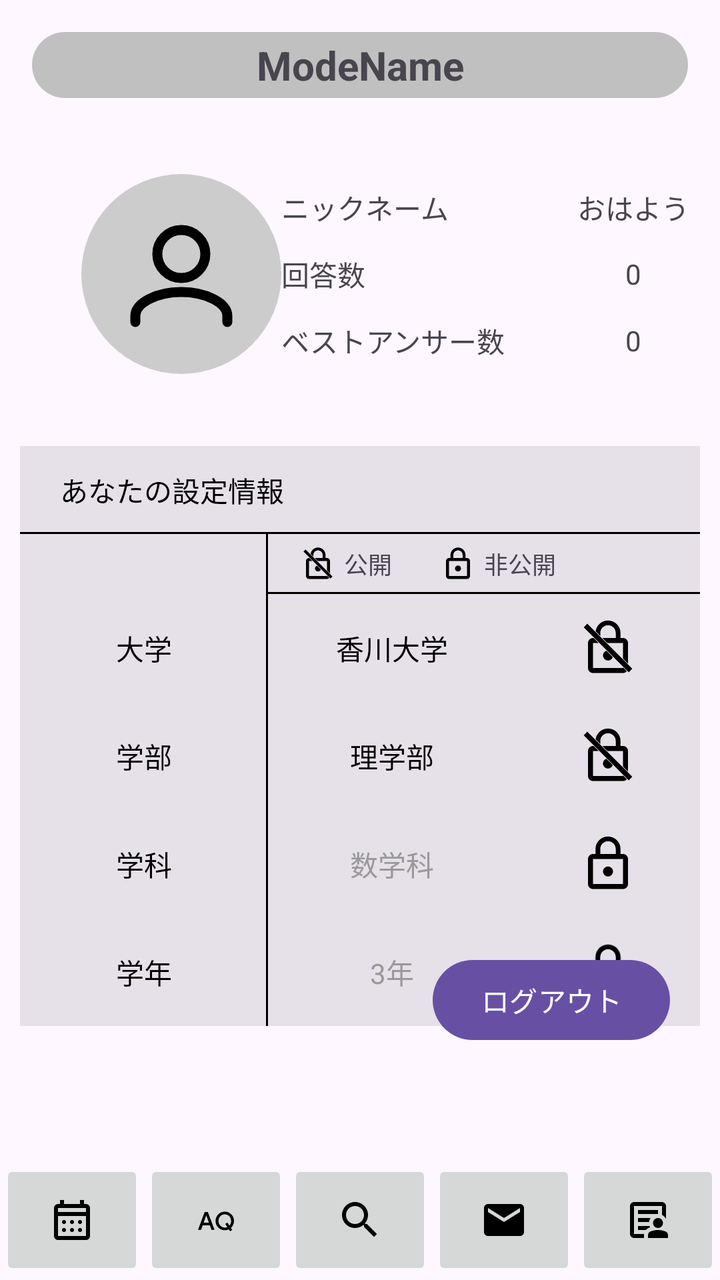
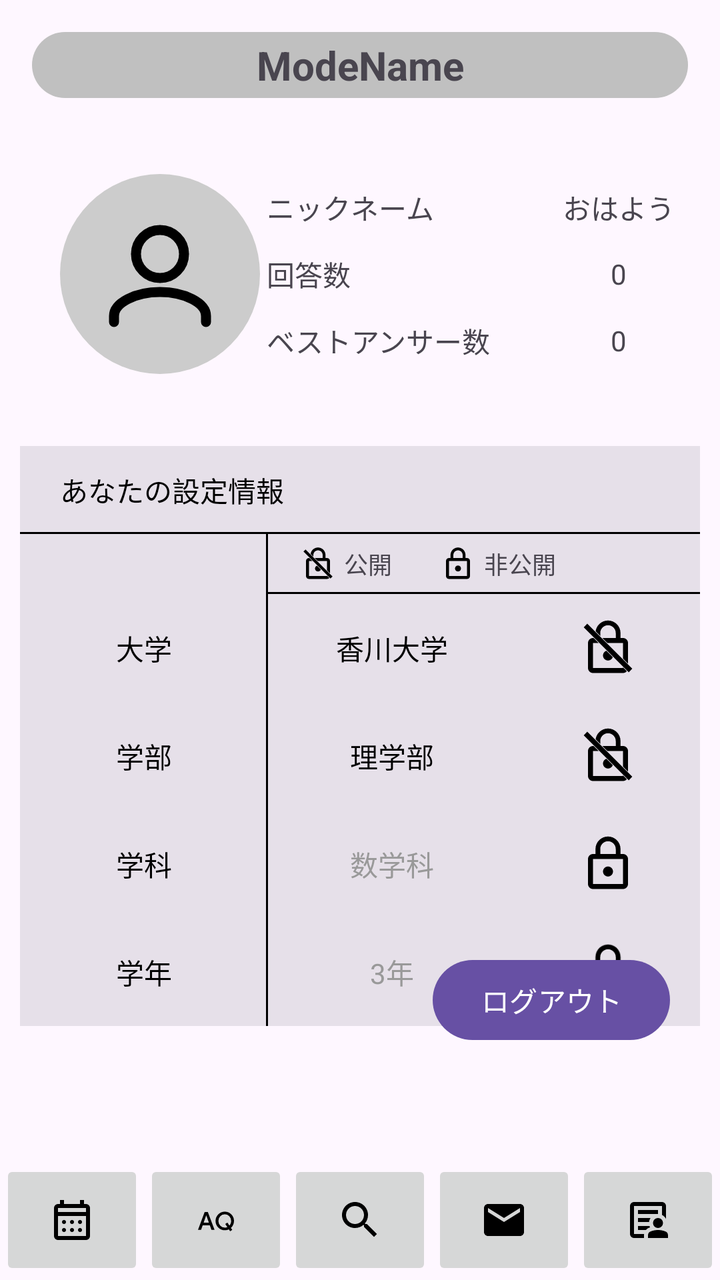

Two renders of the same Android screen: before a commit and after it. Below are the layout's source before the change and the commit's diff.
<!-- AndroidManifest.xml: application theme Theme.Javateaclient -->
<!-- res/layout/activity_my_page.xml -->
<?xml version="1.0" encoding="utf-8"?>
<androidx.constraintlayout.widget.ConstraintLayout xmlns:android="http://schemas.android.com/apk/res/android"
    xmlns:app="http://schemas.android.com/apk/res-auto"
    xmlns:tools="http://schemas.android.com/tools"
    android:id="@+id/main"
    android:layout_width="match_parent"
    android:layout_height="match_parent"
    tools:context=".views.MyPageActivity"
    tools:layout_editor_absoluteX="0dp"
    tools:layout_editor_absoluteY="0dp">

    <include
        android:id="@+id/include"
        layout="@layout/navigation" />

    <include layout="@layout/activity_mode_bar" />

    <ImageView
        android:id="@+id/user_icon_area"
        android:layout_width="100dp"
        android:layout_height="100dp"
        android:src="@drawable/mypage_ic_user"
        app:layout_constraintBottom_toBottomOf="parent"
        app:layout_constraintEnd_toEndOf="parent"
        app:layout_constraintHorizontal_bias="0.157"
        app:layout_constraintStart_toStartOf="parent"
        app:layout_constraintTop_toTopOf="parent"
        app:layout_constraintVertical_bias="0.161" />


    <GridLayout
        android:id="@+id/user_information"
        android:layout_width="220dp"
        android:layout_height="100dp"
        android:columnCount="2"
        android:rowCount="3"
        app:layout_constraintBottom_toBottomOf="parent"
        app:layout_constraintEnd_toEndOf="parent"
        app:layout_constraintHorizontal_bias="0.317"
        app:layout_constraintStart_toEndOf="@+id/user_icon_area"
        app:layout_constraintTop_toTopOf="parent"
        app:layout_constraintVertical_bias="0.161">


        <TextView
            android:id="@+id/nickname_label"
            android:layout_width="0dp"
            android:layout_height="0dp"
            android:layout_row="0"
            android:layout_rowWeight="1"
            android:layout_column="0"
            android:layout_columnWeight="3"
            android:layout_gravity="fill"
            android:gravity="start|center_vertical"
            android:text="ニックネーム" />

        <TextView
            android:id="@+id/nickname_text"
            android:layout_width="0dp"
            android:layout_height="0dp"
            android:layout_column="1"
            android:layout_row="0"
            android:layout_columnWeight="2"
            android:layout_rowWeight="1"
            android:layout_gravity="fill"
            android:gravity="center"
            android:text="おはよう" />

        <TextView
            android:id="@+id/answer_count_label"
            android:layout_width="0dp"
            android:layout_height="0dp"
            android:layout_row="1"
            android:layout_rowWeight="1"
            android:layout_column="0"
            android:layout_columnWeight="3"
            android:layout_gravity="fill"
            android:gravity="start|center_vertical"
            android:text="回答数" />

        <TextView
            android:id="@+id/answer_count_text"
            android:layout_width="0dp"
            android:layout_height="0dp"
            android:layout_column="1"
            android:layout_row="1"
            android:layout_columnWeight="2"
            android:layout_rowWeight="1"
            android:layout_gravity="fill"
            android:gravity="center"
            android:text="0" />

        <TextView
            android:id="@+id/best_answer_count_label"
            android:layout_width="0dp"
            android:layout_height="0dp"
            android:layout_column="0"
            android:layout_row="2"
            android:layout_columnWeight="2"
            android:layout_rowWeight="1"
            android:layout_gravity="fill"
            android:gravity="start|center_vertical"
            android:text="ベストアンサー数" />

        <TextView
            android:id="@+id/best_answer_count_text"
            android:layout_width="0dp"
            android:layout_height="0dp"
            android:layout_row="2"
            android:layout_rowWeight="1"
            android:layout_column="1"
            android:layout_columnWeight="2"
            android:layout_gravity="fill"
            android:gravity="center"
            android:text="0" />

    </GridLayout>


    <GridLayout
        android:id="@+id/user_information_list"
        android:layout_width="340dp"
        android:layout_height="290dp"
        android:background="#E6E0E9"
        android:columnCount="3"
        android:rowCount="6"

        app:layout_constraintBottom_toBottomOf="parent"
        app:layout_constraintEnd_toEndOf="parent"
        app:layout_constraintHorizontal_bias="0.507"
        app:layout_constraintStart_toStartOf="parent"
        app:layout_constraintTop_toBottomOf="@+id/user_information"
        app:layout_constraintVertical_bias="0.221">

        <TextView
            android:id="@+id/settings_title"
            android:layout_width="wrap_content"
            android:layout_height="44dp"
            android:layout_row="0"
            android:layout_column="0"
            android:layout_columnSpan="3"
            android:layout_gravity="fill_horizontal"
            android:background="@drawable/mypage_bg_cell_bottom_border"
            android:gravity="center_vertical"
            android:paddingStart="20dp"
            android:text="あなたの設定情報"
            android:textColor="#000000"
            tools:layout_editor_absoluteX="36dp"
            tools:layout_editor_absoluteY="290dp" />

        
        <View
            android:layout_width="0dp"
            android:layout_height="30dp"
            android:layout_row="1"
            android:layout_column="0"
            android:layout_columnWeight="4"
            android:layout_gravity="fill_horizontal"
            android:background="@drawable/mypage_bg_cell_right_border"
            tools:layout_editor_absoluteX="36dp"
            tools:layout_editor_absoluteY="334dp" />

        <LinearLayout
            android:layout_width="0dp"
            android:layout_height="30dp"
            android:layout_row="1"
            android:layout_column="1"
            android:layout_columnSpan="2"
            android:layout_columnWeight="6"
            android:layout_gravity="fill_horizontal"
            android:background="@drawable/mypage_bg_cell_bottom_border"
            android:gravity="center_vertical"
            android:orientation="horizontal"
            android:paddingStart="16dp"
            tools:layout_editor_absoluteX="160dp"
            tools:layout_editor_absoluteY="334dp">

            <ImageView
                android:layout_width="18dp"
                android:layout_height="18dp"
                android:contentDescription="公開"
                android:src="@drawable/ic_lock_open_off" />

            <TextView
                android:layout_width="wrap_content"
                android:layout_height="wrap_content"
                android:layout_marginStart="4dp"
                android:text="公開"
                android:textSize="12sp" />

            <ImageView
                android:layout_width="18dp"
                android:layout_height="18dp"
                android:layout_marginStart="24dp"
                android:contentDescription="非公開"
                android:src="@drawable/ic_lock" />

            <TextView
                android:layout_width="wrap_content"
                android:layout_height="wrap_content"
                android:layout_marginStart="4dp"
                android:text="非公開"
                android:textSize="12sp" />
        </LinearLayout>

        
        <TextView
            android:id="@+id/university_label"
            android:layout_width="0dp"
            android:layout_height="54dp"
            android:layout_row="2"
            android:layout_column="0"
            android:layout_columnWeight="4"
            android:layout_gravity="fill_horizontal"
            android:background="@drawable/mypage_bg_cell_right_border"
            android:gravity="center"
            android:text="大学"
            android:textColor="#000000"
            tools:layout_editor_absoluteX="36dp"
            tools:layout_editor_absoluteY="364dp" />

        <TextView
            android:id="@+id/university_text"
            android:layout_width="0dp"
            android:layout_height="54dp"
            android:layout_row="2"
            android:layout_column="1"
            android:layout_columnWeight="4"
            android:layout_gravity="fill_horizontal"
            android:gravity="center"
            android:text="香川大学"
            android:textColor="#000000"
            tools:layout_editor_absoluteX="160dp"
            tools:layout_editor_absoluteY="364dp" />

        <ImageView
            android:id="@+id/university_lock"
            android:layout_width="30dp"
            android:layout_height="30dp"
            android:layout_row="2"
            android:layout_column="2"
            android:layout_columnWeight="2"
            android:layout_gravity="center"
            android:contentDescription="大学の公開設定"
            android:src="@drawable/ic_lock_open_off" />

        
        <TextView
            android:id="@+id/faculty_label"
            android:layout_width="0dp"
            android:layout_height="54dp"
            android:layout_row="3"
            android:layout_column="0"
            android:layout_columnWeight="4"
            android:layout_gravity="fill_horizontal"
            android:background="@drawable/mypage_bg_cell_right_border"
            android:gravity="center"
            android:text="学部"
            android:textColor="#000000"
            tools:layout_editor_absoluteX="36dp"
            tools:layout_editor_absoluteY="418dp" />

        <TextView
            android:id="@+id/faculty_text"
            android:layout_width="0dp"
            android:layout_height="54dp"
            android:layout_row="3"
            android:layout_column="1"
            android:layout_columnWeight="4"
            android:layout_gravity="fill_horizontal"
            android:gravity="center"
            android:text="理学部"
            android:textColor="#000000"
            tools:layout_editor_absoluteX="160dp"
            tools:layout_editor_absoluteY="418dp" />

        <ImageView
            android:id="@+id/faculty_lock"
            android:layout_width="30dp"
            android:layout_height="30dp"
            android:layout_row="3"
            android:layout_column="2"
            android:layout_columnWeight="2"
            android:layout_gravity="center"
            android:contentDescription="学部の公開設定"
            android:src="@drawable/ic_lock_open_off" />

        
        <TextView
            android:id="@+id/department_label"
            android:layout_width="0dp"
            android:layout_height="54dp"
            android:layout_row="4"
            android:layout_column="0"
            android:layout_columnWeight="4"
            android:layout_gravity="fill_horizontal"
            android:background="@drawable/mypage_bg_cell_right_border"
            android:gravity="center"
            android:text="学科"
            android:textColor="#000000"
            tools:layout_editor_absoluteX="36dp"
            tools:layout_editor_absoluteY="472dp" />

        <TextView
            android:id="@+id/department_text"
            android:layout_width="0dp"
            android:layout_height="54dp"
            android:layout_row="4"
            android:layout_column="1"
            android:layout_columnWeight="4"
            android:layout_gravity="fill_horizontal"
            android:gravity="center"
            android:text="数学科"
            android:textColor="#999999"
            tools:layout_editor_absoluteX="160dp"
            tools:layout_editor_absoluteY="472dp" />

        <ImageView
            android:id="@+id/department_lock"
            android:layout_width="30dp"
            android:layout_height="30dp"
            android:layout_row="4"
            android:layout_column="2"
            android:layout_columnWeight="2"
            android:layout_gravity="center"
            android:contentDescription="学科の公開設定"
            android:src="@drawable/ic_lock" />

        
        <TextView
            android:id="@+id/grade_label"
            android:layout_width="0dp"
            android:layout_height="54dp"
            android:layout_row="5"
            android:layout_column="0"
            android:layout_columnWeight="4"
            android:layout_gravity="fill_horizontal"
            android:background="@drawable/mypage_bg_cell_right_border"
            android:gravity="center"
            android:text="学年"
            android:textColor="#000000"
            tools:layout_editor_absoluteX="36dp"
            tools:layout_editor_absoluteY="526dp" />

        <TextView
            android:id="@+id/grade_text"
            android:layout_width="0dp"
            android:layout_height="54dp"
            android:layout_row="5"
            android:layout_column="1"
            android:layout_columnWeight="4"
            android:layout_gravity="fill_horizontal"
            android:gravity="center"
            android:text="3年"
            android:textColor="#999999"
            tools:layout_editor_absoluteX="160dp"
            tools:layout_editor_absoluteY="526dp" />

        <ImageView
            android:id="@+id/grade_lock"
            android:layout_width="30dp"
            android:layout_height="30dp"
            android:layout_row="5"
            android:layout_column="2"
            android:layout_columnWeight="2"
            android:layout_gravity="center"
            android:contentDescription="学年の公開設定"
            android:src="@drawable/ic_lock" />


    </GridLayout>

    <Button
        android:id="@+id/logout_button"
        android:layout_width="wrap_content"
        android:layout_height="wrap_content"
        android:layout_marginBottom="116dp"
        android:text="ログアウト"
        app:layout_constraintBottom_toBottomOf="parent"
        app:layout_constraintEnd_toEndOf="parent"
        app:layout_constraintHorizontal_bias="0.897"
        app:layout_constraintStart_toStartOf="parent"
        app:layout_constraintTop_toBottomOf="@+id/gridLayout"
        app:layout_constraintVertical_bias="0.27" />


</androidx.constraintlayout.widget.ConstraintLayout>
<!-- res/layout/navigation.xml (included above) -->
<?xml version="1.0" encoding="utf-8"?>
<androidx.constraintlayout.widget.ConstraintLayout xmlns:android="http://schemas.android.com/apk/res/android"
    xmlns:app="http://schemas.android.com/apk/res-auto"
    xmlns:tools="http://schemas.android.com/tools"
    android:id="@+id/main"
    android:layout_width="match_parent"
    android:layout_height="match_parent"
    tools:context=".views.Navigation">

    
    <LinearLayout
        android:layout_width="match_parent"
        android:layout_height="60dp"
        android:orientation="horizontal"
        app:layout_constraintBottom_toBottomOf="parent">
        
        
        <ImageButton
            android:id="@+id/timetable_button"
            android:src="@drawable/outline_calendar_month_24"
            android:layout_width="0dp"
            android:layout_height="match_parent"
            android:layout_weight="1"
            android:contentDescription="時間割"/>
            
        
        <ImageButton
            android:id="@+id/qa_button"
            android:src="@drawable/outline_aq_24"
            android:layout_width="0dp"
            android:layout_height="match_parent"
            android:layout_weight="1"
            android:contentDescription="Q&amp;A"/>
        
        <ImageButton
            android:id="@+id/search_button"
            android:src="@drawable/baseline_search_24"
            android:layout_width="0dp"
            android:layout_height="match_parent"
            android:layout_weight="1"
            android:contentDescription="検索"/>
        
        <ImageButton
            android:id="@+id/notification_button"
            android:src="@drawable/baseline_email_24"
            android:layout_width="0dp"
            android:layout_height="match_parent"
            android:layout_weight="1"
            android:contentDescription="通知"/>
        
        <ImageButton
            android:id="@+id/myPage_button"
            android:src="@drawable/outline_article_person_24"
            android:layout_width="0dp"
            android:layout_height="match_parent"
            android:layout_weight="1"
            android:contentDescription="マイページ"/>

    </LinearLayout>


</androidx.constraintlayout.widget.ConstraintLayout>
<!-- res/layout/activity_mode_bar.xml (included above) -->
<?xml version="1.0" encoding="utf-8"?>
<androidx.constraintlayout.widget.ConstraintLayout xmlns:android="http://schemas.android.com/apk/res/android"
    xmlns:app="http://schemas.android.com/apk/res-auto"
    xmlns:tools="http://schemas.android.com/tools"
    android:id="@+id/main"
    android:layout_width="match_parent"
    android:layout_height="wrap_content"
    tools:context=".views.ModeBar">

    <TextView
        android:id="@+id/mode_bar"
        android:layout_width="match_parent"
        android:layout_height="wrap_content"
        android:layout_marginLeft="16dp"
        android:layout_marginRight="16dp"
        android:layout_marginTop="16dp"
        android:text="@string/mode_name"
        android:gravity="center"
        android:paddingTop="3dp"
        android:paddingBottom="3dp"
        android:background="@drawable/mode_bar_rounded"
        android:textSize="20sp"
        android:textStyle="bold"
        app:layout_constraintBottom_toBottomOf="parent"
        app:layout_constraintEnd_toEndOf="parent"
        app:layout_constraintStart_toStartOf="parent"
        app:layout_constraintTop_toTopOf="parent"/>
        

</androidx.constraintlayout.widget.ConstraintLayout>
<!-- resources referenced by this layout -->
<resources>
  <!-- drawable baseline_email_24 (drawable) -->
  <vector xmlns:android="http://schemas.android.com/apk/res/android" android:height="24dp" android:tint="#000000" android:viewportHeight="24" android:viewportWidth="24" android:width="24dp">
        
      <path android:fillColor="@android:color/white" android:pathData="M20,4L4,4c-1.1,0 -1.99,0.9 -1.99,2L2,18c0,1.1 0.9,2 2,2h16c1.1,0 2,-0.9 2,-2L22,6c0,-1.1 -0.9,-2 -2,-2zM20,8l-8,5 -8,-5L4,6l8,5 8,-5v2z"/>
      
  </vector>
  <!-- drawable baseline_search_24 (drawable) -->
  <vector xmlns:android="http://schemas.android.com/apk/res/android" android:height="24dp" android:tint="#000000" android:viewportHeight="24" android:viewportWidth="24" android:width="24dp">
        
      <path android:fillColor="@android:color/white" android:pathData="M15.5,14h-0.79l-0.28,-0.27C15.41,12.59 16,11.11 16,9.5 16,5.91 13.09,3 9.5,3S3,5.91 3,9.5 5.91,16 9.5,16c1.61,0 3.09,-0.59 4.23,-1.57l0.27,0.28v0.79l5,4.99L20.49,19l-4.99,-5zM9.5,14C7.01,14 5,11.99 5,9.5S7.01,5 9.5,5 14,7.01 14,9.5 11.99,14 9.5,14z"/>
      
  </vector>
  <!-- drawable ic_lock (drawable) -->
  <?xml version="1.0" encoding="utf-8"?>
  <vector xmlns:android="http://schemas.android.com/apk/res/android"
      android:width="24dp"
      android:height="24dp"
      android:viewportWidth="24"
      android:viewportHeight="24">
      <path
          android:fillColor="#000000"
          android:pathData="M12,17c1.1,0 2,-0.9 2,-2s-0.9,-2 -2,-2 -2,0.9 -2,2 0.9,2 2,2zM18,8h-1L17,6c0,-2.76 -2.24,-5 -5,-5S7,3.24 7,6v2L6,8c-1.1,0 -2,0.9 -2,2v10c0,1.1 0.9,2 2,2h12c1.1,0 2,-0.9 2,-2L20,10c0,-1.1 -0.9,-2 -2,-2zM8.9,6c0,-1.71 1.39,-3.1 3.1,-3.1s3.1,1.39 3.1,3.1v2L8.9,8L8.9,6zM18,20L6,20L6,10h12v10z" />
  </vector>
  <!-- drawable mode_bar_rounded (drawable) -->
  <?xml version="1.0" encoding="utf-8"?>
  <shape xmlns:android="http://schemas.android.com/apk/res/android">
  
      
      <solid android:color="#C0C0C0" />
  
      
      <corners android:radius="999dp" />
  
  </shape>
  <!-- drawable mypage_bg_cell_bottom_border (drawable) -->
  <?xml version="1.0" encoding="utf-8"?>
  <layer-list xmlns:android="http://schemas.android.com/apk/res/android">
      <item>
          <shape android:shape="rectangle">
              <solid android:color="#E6E0E9" />
          </shape>
      </item>
      <item android:gravity="bottom" android:height="1dp">
          <shape android:shape="rectangle">
              <solid android:color="#000000" />
          </shape>
      </item>
  </layer-list>
  <!-- drawable mypage_bg_cell_right_border (drawable) -->
  <?xml version="1.0" encoding="utf-8"?>
  <layer-list xmlns:android="http://schemas.android.com/apk/res/android">
      <item>
          <shape android:shape="rectangle">
              <solid android:color="#E6E0E9" />
          </shape>
      </item>
      <item android:gravity="end" android:width="1dp">
          <shape android:shape="rectangle">
              <solid android:color="#000000" />
          </shape>
      </item>
  </layer-list>
  <!-- drawable mypage_ic_user (drawable) -->
  <?xml version="1.0" encoding="utf-8"?>
  <vector xmlns:android="http://schemas.android.com/apk/res/android"
      android:width="100dp"
      android:height="100dp"
      android:viewportWidth="100"
      android:viewportHeight="100">
      
      <path
          android:fillColor="#CCCCCC"
          android:pathData="M50,50m-50,0a50,50 0 1,0 100,0a50,50 0 1,0 -100,0" />
      
      <path
          android:strokeColor="#000000"
          android:strokeWidth="5"
          android:pathData="M38,40a12,12 0 1,0 24,0a12,12 0 1,0 -24,0" />
      
      <path
          android:strokeColor="#000000"
          android:strokeWidth="5"
          android:strokeLineCap="round"
          android:pathData="M27,74v-3c0,-6.6 10.7,-12 23,-12s23,5.4 23,12v3" />
  </vector>
  <string name="mode_name">ModeName</string>
  <style name="Theme.Javateaclient" parent="Base.Theme.Javateaclient" />
  <style name="Base.Theme.Javateaclient" parent="Theme.Material3.DayNight.NoActionBar">
          
          
      </style>
  <!-- unchanged entries left out for length: 4 -->
</resources>

<!-- the commit's change to res/layout/activity_my_page.xml (unified diff, before → after) -->
@@ -15,6 +15,7 @@
 
     <include layout="@layout/activity_mode_bar" />
 
+
     <ImageView
         android:id="@+id/user_icon_area"
         android:layout_width="100dp"
@@ -22,11 +23,10 @@
         android:src="@drawable/mypage_ic_user"
         app:layout_constraintBottom_toBottomOf="parent"
         app:layout_constraintEnd_toEndOf="parent"
-        app:layout_constraintHorizontal_bias="0.157"
+        app:layout_constraintHorizontal_bias="0.115"
         app:layout_constraintStart_toStartOf="parent"
         app:layout_constraintTop_toTopOf="parent"
         app:layout_constraintVertical_bias="0.161" />
-
 
     <GridLayout
         android:id="@+id/user_information"
